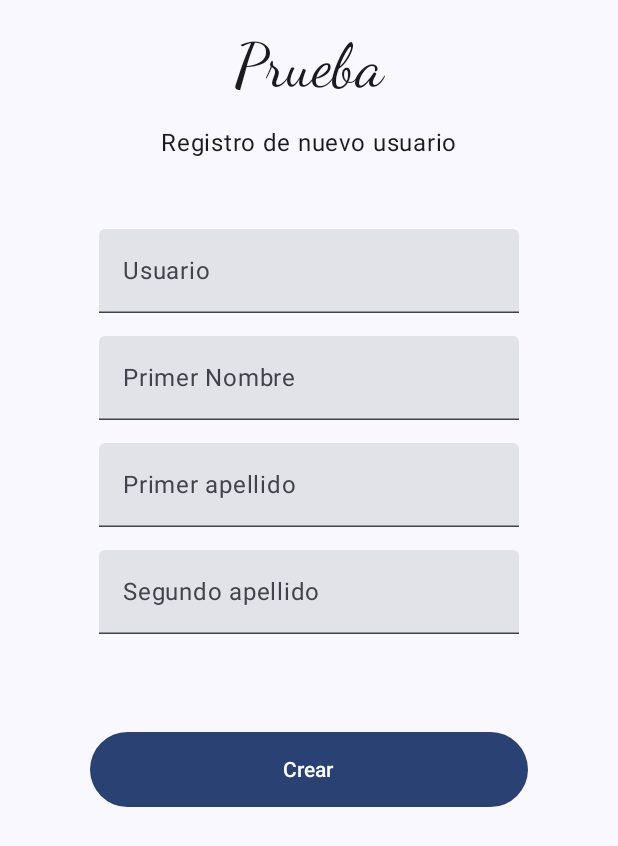
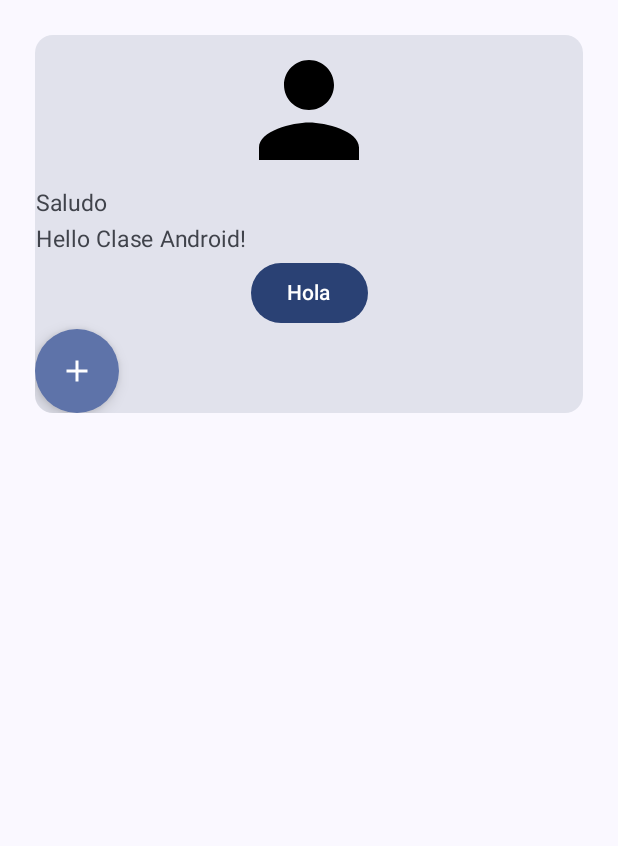
Before and after one commit to mmedina23/Clase-Android, an Android app built with Jetpack Compose: the screen it shows after launch (MainActivity), on a phone screen of 412 x 824 dp. Shown: the top 846 px of the screen. Run offline under Robolectric (Android 15) with nearby library versions, the phone set to English and light mode, and no system bars; network calls fail; 1 statement that could not run was skipped.

```diff
--- a/app/build.gradle.kts
+++ b/app/build.gradle.kts
@@ -60,6 +60,10 @@ dependencies {
     implementation(libs.androidx.ui.tooling.preview)
     implementation(libs.androidx.material3)
     implementation("androidx.navigation:navigation-compose:2.8.4")
+    implementation ("com.squareup.retrofit2:retrofit:2.9.0")
+    implementation ("com.squareup.retrofit2:converter-gson:2.9.0")
+    implementation ("com.google.code.gson:gson:2.8.6")
+    implementation("com.squareup.okhttp3:logging-interceptor:4.12.0")
     testImplementation(libs.junit)
     androidTestImplementation(libs.androidx.junit)
     androidTestImplementation(libs.androidx.espresso.core)
--- a/app/src/main/AndroidManifest.xml
+++ b/app/src/main/AndroidManifest.xml
@@ -1,6 +1,8 @@
 <?xml version="1.0" encoding="utf-8"?>
 <manifest xmlns:android="http://schemas.android.com/apk/res/android"
     xmlns:tools="http://schemas.android.com/tools">
+
+    <uses-permission android:name="android.permission.INTERNET"/>
 
     <application
         android:allowBackup="true"
@@ -11,6 +13,7 @@
         android:roundIcon="@mipmap/ic_launcher_round"
         android:supportsRtl="true"
         android:theme="@style/Theme.ClaseAndroid"
+        android:usesCleartextTraffic="true"
         tools:targetApi="31">
         <activity
             android:name=".MainActivity"
--- a/app/src/main/java/com/pmd/claseandroid/MainActivity.kt
+++ b/app/src/main/java/com/pmd/claseandroid/MainActivity.kt
@@ -45,8 +45,11 @@ import androidx.compose.ui.text.style.TextAlign
 import androidx.compose.ui.tooling.preview.Preview
 import androidx.compose.ui.unit.dp
 import androidx.compose.ui.unit.sp
+import androidx.lifecycle.lifecycleScope
+import com.pmd.claseandroid.data.RetrofitServiceFactory
 import com.pmd.claseandroid.navegacion.AppNavigation
 import com.pmd.claseandroid.ui.theme.ClaseAndroidTheme
+import kotlinx.coroutines.launch
 
 class MainActivity : ComponentActivity() {
     override fun onCreate(savedInstanceState: Bundle?) {
@@ -61,15 +64,21 @@ class MainActivity : ComponentActivity() {
             Persona("Maximus", "Max", 19)
         )
 
+        val service = RetrofitServiceFactory.retrofitService()
+        lifecycleScope.launch{
+            val vehiculo = service.listaVehiculosDisponibles("disponibles")
+            println(vehiculo)
+        }
+
         setContent {
             ClaseAndroidTheme {
                 Scaffold(modifier = Modifier.fillMaxSize()) { innerPadding ->
 
                     //Funcion: card, botones, imagen
-                    /* Greeting(
+                    Greeting(
                          name = "Clase Android",
                          modifier = Modifier.padding(innerPadding)
-                     )*/
+                     )
 
 
                      //  LazyColumn: muestra las columnas en pantalla y renderiza segun lo que vaya mostrando
@@ -91,7 +100,7 @@ class MainActivity : ComponentActivity() {
                     //AppNavigation(innerPadding)
 
                     //Formulario
-                    RegistroUsuarioForm("Prueba", modifier = Modifier.padding(innerPadding))
+                   // RegistroUsuarioForm("Prueba", modifier = Modifier.padding(innerPadding))
                 }
             }
         }
--- /dev/null
+++ b/app/src/main/java/com/pmd/claseandroid/data/RetrofitService.kt
@@ -0,0 +1,41 @@
+package com.pmd.claseandroid.data
+
+import com.pmd.claseandroid.data.model.Vehiculo
+import okhttp3.OkHttpClient
+import okhttp3.logging.HttpLoggingInterceptor
+import retrofit2.Retrofit
+import retrofit2.converter.gson.GsonConverterFactory
+import retrofit2.http.GET
+import retrofit2.http.Query
+
+interface RetrofitService {
+
+    //servicio
+    @GET("vehiculos")
+    suspend fun listaVehiculosDisponibles(
+        @Query("estado") estado:String
+    ): List<Vehiculo>
+}
+
+//implementacion del servicio
+object RetrofitServiceFactory{
+    fun retrofitService(): RetrofitService{
+        return Retrofit.Builder()
+            .baseUrl("http://10.0.2.2:8080/api/v1/v1/")//parte de url que es fija
+            .addConverterFactory(GsonConverterFactory.create())//convierte el resultado de la peticion a objeto
+            .client(provideClient())
+            .build().create(RetrofitService::class.java)
+    }
+
+    private fun provideClient(): OkHttpClient {
+        val interceptor = HttpLoggingInterceptor() // esta pendiente de lo que entra y sale
+        interceptor.level = HttpLoggingInterceptor.Level.BODY
+
+        val client = OkHttpClient.Builder()
+        .addInterceptor(interceptor)
+        .retryOnConnectionFailure(true)
+        .build()
+
+        return client
+    }
+}
--- /dev/null
+++ b/app/src/main/res/xml/network_security_config.xml
@@ -0,0 +1,4 @@
+<?xml version="1.0" encoding="utf-8"?>
+<network-security-config>
+
+</network-security-config>
```
Also changed, not shown: app/src/main/java/com/pmd/claseandroid/data/model/Vehiculo.kt (added, +16 -0 lines).
